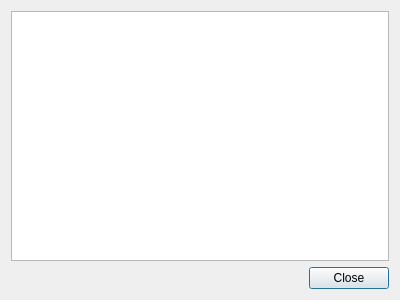
This is src/componentsystemui/ComponentsDialog.ui in yudjin87/tour_du_monde as Qt 5 draws it before an edit. The edited form follows.
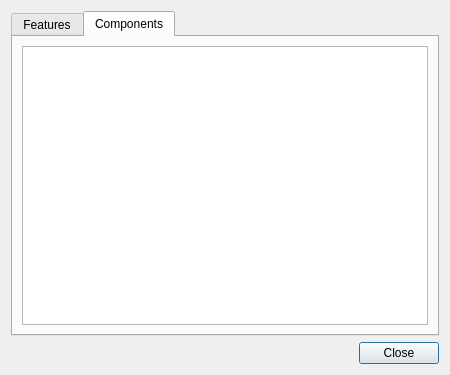
This is the edited form.

Commit message: ComponentsDialog has been improved a little.

Patch:
```diff
--- a/src/componentsystemui/ComponentsDialog.ui
+++ b/src/componentsystemui/ComponentsDialog.ui
@@ -6,8 +6,8 @@
    <rect>
     <x>0</x>
     <y>0</y>
-    <width>400</width>
-    <height>300</height>
+    <width>450</width>
+    <height>375</height>
    </rect>
   </property>
   <property name="windowTitle">
@@ -15,13 +15,56 @@
   </property>
   <layout class="QVBoxLayout" name="verticalLayout">
    <item>
-    <widget class="QTableView" name="tableView">
-     <property name="selectionBehavior">
-      <enum>QAbstractItemView::SelectRows</enum>
+    <widget class="QTabWidget" name="tabWidget">
+     <property name="currentIndex">
+      <number>1</number>
      </property>
-     <property name="sortingEnabled">
-      <bool>true</bool>
-     </property>
+     <widget class="QWidget" name="tab">
+      <attribute name="title">
+       <string>Features</string>
+      </attribute>
+     </widget>
+     <widget class="QWidget" name="componentsTab">
+      <attribute name="title">
+       <string>Components</string>
+      </attribute>
+      <layout class="QVBoxLayout" name="verticalLayout_2">
+       <item>
+        <widget class="QTableView" name="tableView">
+         <property name="alternatingRowColors">
+          <bool>true</bool>
+         </property>
+         <property name="selectionMode">
+          <enum>QAbstractItemView::SingleSelection</enum>
+         </property>
+         <property name="selectionBehavior">
+          <enum>QAbstractItemView::SelectRows</enum>
+         </property>
+         <property name="showGrid">
+          <bool>false</bool>
+         </property>
+         <property name="sortingEnabled">
+          <bool>true</bool>
+         </property>
+         <attribute name="horizontalHeaderHighlightSections">
+          <bool>false</bool>
+         </attribute>
+         <attribute name="horizontalHeaderShowSortIndicator" stdset="0">
+          <bool>false</bool>
+         </attribute>
+         <attribute name="horizontalHeaderStretchLastSection">
+          <bool>true</bool>
+         </attribute>
+         <attribute name="verticalHeaderVisible">
+          <bool>false</bool>
+         </attribute>
+         <attribute name="verticalHeaderDefaultSectionSize">
+          <number>20</number>
+         </attribute>
+        </widget>
+       </item>
+      </layout>
+     </widget>
     </widget>
    </item>
    <item>
```
Left out of the diff: 2 changed lines with no effect on the pictures. The commit also changes 3 other files.
